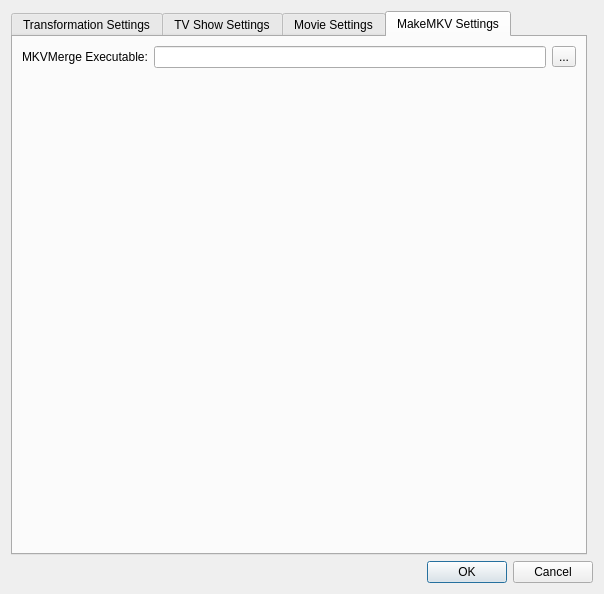
Old version of the form UI/Preferences.ui in the repository towel42-com/MediaManager.
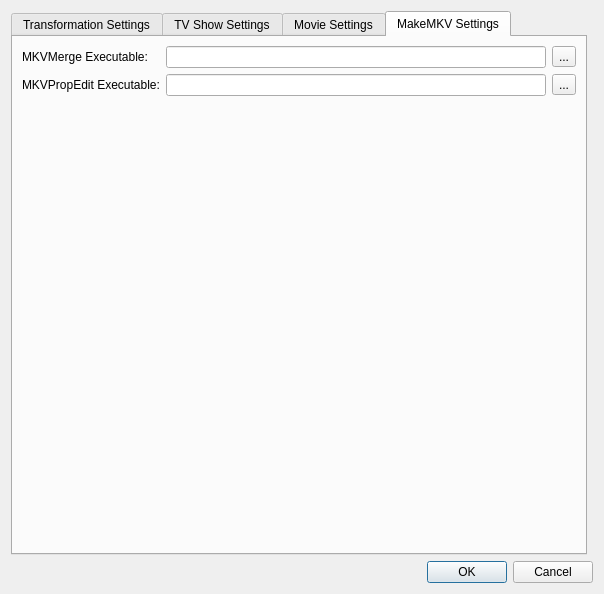
New version of the form. The open tabs and pages were chosen to show the change. Icons and pictures are not drawn. Custom widgets are drawn as their Qt base class.

Patch:
```diff
--- a/UI/Preferences.ui
+++ b/UI/Preferences.ui
@@ -27,7 +27,7 @@
    <item row="0" column="0">
     <widget class="QTabWidget" name="tabWidget">
      <property name="currentIndex">
-      <number>0</number>
+      <number>3</number>
      </property>
      <widget class="QWidget" name="tab">
       <attribute name="title">
@@ -300,15 +300,13 @@
       </attribute>
       <layout class="QGridLayout" name="gridLayout_6">
        <item row="0" column="0">
-        <layout class="QHBoxLayout" name="horizontalLayout_2">
-         <item>
           <widget class="QLabel" name="label">
            <property name="text">
             <string>MKVMerge Executable:</string>
            </property>
           </widget>
          </item>
-         <item>
+       <item row="0" column="1">
           <widget class="CDelayLineEdit" name="mkvMergeExe">
            <property name="sizePolicy">
             <sizepolicy hsizetype="Expanding" vsizetype="Fixed">
@@ -318,7 +316,7 @@
            </property>
           </widget>
          </item>
-         <item>
+       <item row="0" column="2">
           <widget class="QToolButton" name="btnSelectMKVMergeExe">
            <property name="text">
             <string>...</string>
@@ -329,9 +327,35 @@
            </property>
           </widget>
          </item>
-        </layout>
-       </item>
        <item row="1" column="0">
+        <widget class="QLabel" name="label_8">
+         <property name="text">
+          <string>MKVPropEdit Executable:</string>
+         </property>
+        </widget>
+       </item>
+       <item row="1" column="1">
+        <widget class="CDelayLineEdit" name="mkvPropEditExe">
+         <property name="sizePolicy">
+          <sizepolicy hsizetype="Expanding" vsizetype="Fixed">
+           <horstretch>0</horstretch>
+           <verstretch>0</verstretch>
+          </sizepolicy>
+         </property>
+        </widget>
+       </item>
+       <item row="1" column="2">
+        <widget class="QToolButton" name="btnSelectMKVPropEditExe">
+         <property name="text">
+          <string>...</string>
+         </property>
+         <property name="icon">
+          <iconset resource="application.qrc">
+           <normaloff>:/resources/open.png</normaloff>:/resources/open.png</iconset>
+         </property>
+        </widget>
+       </item>
+       <item row="2" column="0">
         <spacer name="verticalSpacer_4">
          <property name="orientation">
           <enum>Qt::Vertical</enum>
```
Lines whose indentation alone changed are shown as unchanged.
